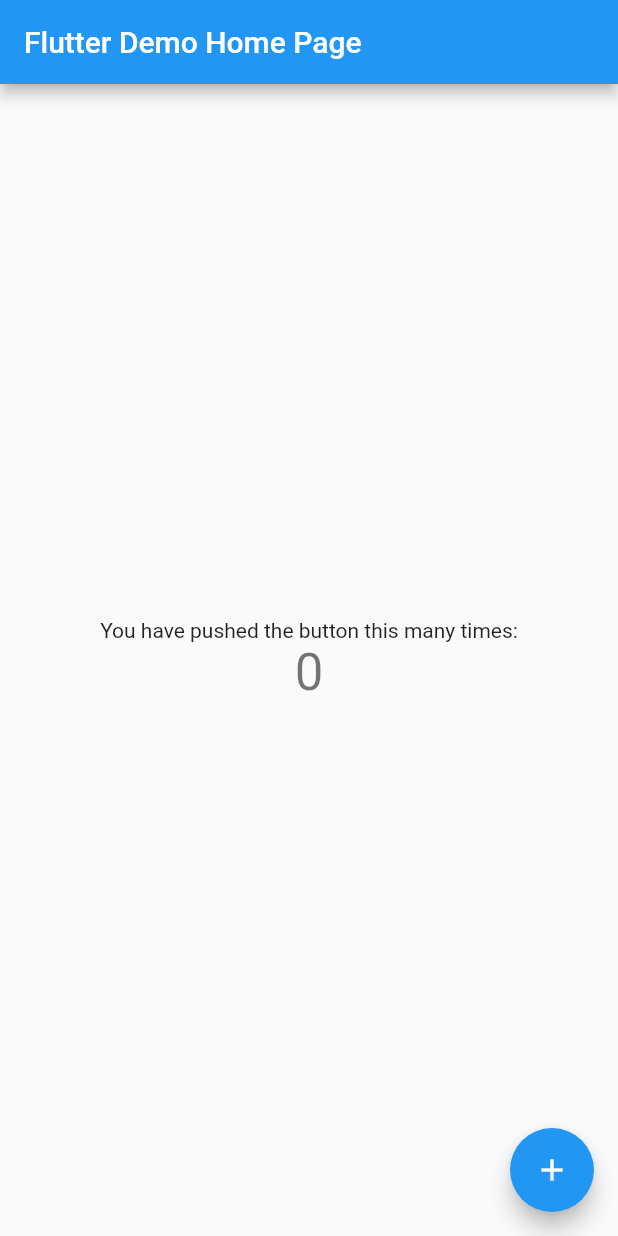
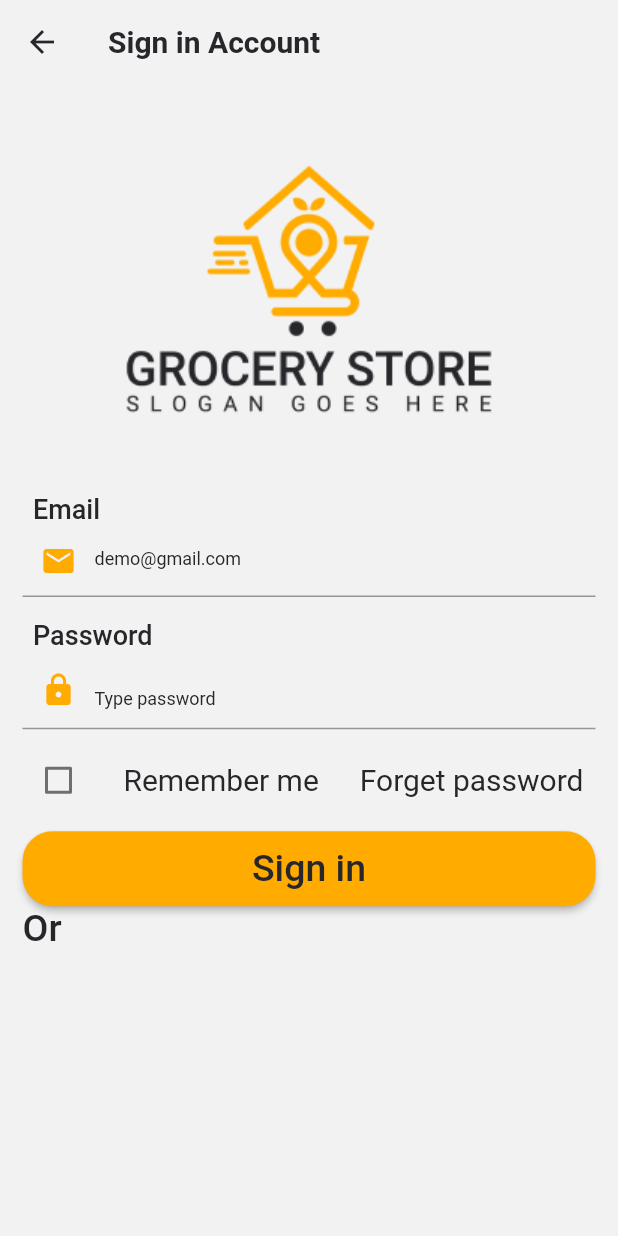
Before and after one commit to hridoycse197/druto_shop-new, a Flutter app: the screen it shows after launch, on a phone screen of 412 x 824 dp. Run offline on Flutter 3.47's test engine with Material 2 defaults, Android fonts, the light colour scheme and no system bars; our stand-ins replace get.

Commit message:
auth page, color class, assets added

```diff
--- a/lib/main.dart
+++ b/lib/main.dart
@@ -1,115 +1,35 @@
+import 'package:druto_shop/pages/auth_pages/signin_page.dart';
 import 'package:flutter/material.dart';
+import 'package:flutter/services.dart';
+import 'package:get/get.dart';
 
 void main() {
+  SystemChrome.setPreferredOrientations(
+    [
+      DeviceOrientation.portraitUp,
+    ],
+  );
+  SystemChrome.setSystemUIOverlayStyle(
+    const SystemUiOverlayStyle(
+      statusBarColor: Colors.transparent,
+    ),
+  );
   runApp(const MyApp());
 }
 
 class MyApp extends StatelessWidget {
   const MyApp({Key? key}) : super(key: key);
 
-  // This widget is the root of your application.
   @override
   Widget build(BuildContext context) {
-    return MaterialApp(
-      title: 'Flutter Demo',
+    return GetMaterialApp(
+      debugShowCheckedModeBanner: false,
+      title: 'Flutter Grocery App',
       theme: ThemeData(
-        // This is the theme of your application.
-        //
-        // Try running your application with "flutter run". You'll see the
-        // application has a blue toolbar. Then, without quitting the app, try
-        // changing the primarySwatch below to Colors.green and then invoke
-        // "hot reload" (press "r" in the console where you ran "flutter run",
-        // or simply save your changes to "hot reload" in a Flutter IDE).
-        // Notice that the counter didn't reset back to zero; the application
-        // is not restarted.
+        fontFamily: 'Roboto',
         primarySwatch: Colors.blue,
       ),
-      home: const MyHomePage(title: 'Flutter Demo Home Page'),
+      home: SignInPage(),
     );
   }
 }
-
-class MyHomePage extends StatefulWidget {
-  const MyHomePage({Key? key, required this.title}) : super(key: key);
-
-  // This widget is the home page of your application. It is stateful, meaning
-  // that it has a State object (defined below) that contains fields that affect
-  // how it looks.
-
-  // This class is the configuration for the state. It holds the values (in this
-  // case the title) provided by the parent (in this case the App widget) and
-  // used by the build method of the State. Fields in a Widget subclass are
-  // always marked "final".
-
-  final String title;
-
-  @override
-  State<MyHomePage> createState() => _MyHomePageState();
-}
-
-class _MyHomePageState extends State<MyHomePage> {
-  int _counter = 0;
-
-  void _incrementCounter() {
-    setState(() {
-      // This call to setState tells the Flutter framework that something has
-      // changed in this State, which causes it to rerun the build method below
-      // so that the display can reflect the updated values. If we changed
-      // _counter without calling setState(), then the build method would not be
-      // called again, and so nothing would appear to happen.
-      _counter++;
-    });
-  }
-
-  @override
-  Widget build(BuildContext context) {
-    // This method is rerun every time setState is called, for instance as done
-    // by the _incrementCounter method above.
-    //
-    // The Flutter framework has been optimized to make rerunning build methods
-    // fast, so that you can just rebuild anything that needs updating rather
-    // than having to individually change instances of widgets.
-    return Scaffold(
-      appBar: AppBar(
-        // Here we take the value from the MyHomePage object that was created by
-        // the App.build method, and use it to set our appbar title.
-        title: Text(widget.title),
-      ),
-      body: Center(
-        // Center is a layout widget. It takes a single child and positions it
-        // in the middle of the parent.
-        child: Column(
-          // Column is also a layout widget. It takes a list of children and
-          // arranges them vertically. By default, it sizes itself to fit its
-          // children horizontally, and tries to be as tall as its parent.
-          //
-          // Invoke "debug painting" (press "p" in the console, choose the
-          // "Toggle Debug Paint" action from the Flutter Inspector in Android
-          // Studio, or the "Toggle Debug Paint" command in Visual Studio Code)
-          // to see the wireframe for each widget.
-          //
-          // Column has various properties to control how it sizes itself and
-          // how it positions its children. Here we use mainAxisAlignment to
-          // center the children vertically; the main axis here is the vertical
-          // axis because Columns are vertical (the cross axis would be
-          // horizontal).
-          mainAxisAlignment: MainAxisAlignment.center,
-          children: <Widget>[
-            const Text(
-              'You have pushed the button this many times:',
-            ),
-            Text(
-              '$_counter',
-              style: Theme.of(context).textTheme.headline4,
-            ),
-          ],
-        ),
-      ),
-      floatingActionButton: FloatingActionButton(
-        onPressed: _incrementCounter,
-        tooltip: 'Increment',
-        child: const Icon(Icons.add),
-      ), // This trailing comma makes auto-formatting nicer for build methods.
-    );
-  }
-}
--- /dev/null
+++ b/lib/pages/auth_pages/signin_page.dart
@@ -0,0 +1,174 @@
+import 'package:druto_shop/shared/styles/colors.dart';
+import 'package:flutter/cupertino.dart';
+import 'package:flutter/material.dart';
+
+class SignInPage extends StatelessWidget {
+  final TextEditingController emailController = TextEditingController();
+  final TextEditingController passwordController = TextEditingController();
+  bool checked = false;
+  final imagePath = 'assets/images/';
+
+  SignInPage({Key? key}) : super(key: key);
+
+  @override
+  Widget build(BuildContext context) {
+    return Scaffold(
+      backgroundColor: ColorResources.BACKGROUND_COLOR,
+      appBar: AppBar(
+        elevation: 0.0,
+        backgroundColor: ColorResources.BACKGROUND_COLOR,
+        title: const Text(
+          'Sign in Account',
+          style: TextStyle(
+              fontSize: 20,
+              fontWeight: FontWeight.w700,
+              color: ColorResources.BUTTON_TEXT_COLOR),
+        ),
+        leading: const Icon(
+          Icons.arrow_back,
+          color: ColorResources.BUTTON_TEXT_COLOR,
+        ),
+      ),
+      body: SingleChildScrollView(
+        child: Column(
+          mainAxisAlignment: MainAxisAlignment.center,
+          crossAxisAlignment: CrossAxisAlignment.center,
+          children: [
+            Image.asset(
+              imagePath + 'app_logo.png',
+            ),
+            Padding(
+              padding: const EdgeInsets.symmetric(horizontal: 15.0),
+              child: Column(
+                //mainAxisAlignment: MainAxisAlignment.center,
+                crossAxisAlignment: CrossAxisAlignment.start,
+                children: [
+                  const Padding(
+                    padding: EdgeInsets.only(left: 07.0),
+                    child: Text(
+                      "Email",
+                      style: TextStyle(
+                        fontSize: 18.0,
+                        color: ColorResources.BUTTON_TEXT_COLOR,
+                        fontWeight: FontWeight.w500,
+                      ),
+                    ),
+                  ),
+                  TextFormField(
+                    keyboardType: TextInputType.emailAddress,
+                    controller: emailController,
+                    decoration: const InputDecoration(
+                      hintText: "demo@gmail.com",
+                      hintStyle: TextStyle(
+                        color: ColorResources.BUTTON_TEXT_COLOR,
+                        fontSize: 12,
+                      ),
+                      fillColor: Colors.white,
+                      prefixIcon: Icon(
+                        Icons.email,
+                        color: ColorResources.PRIMARY_COLOR,
+                        //size: 20,
+                      ),
+                    ),
+                  ),
+                  const SizedBox(
+                    height: 15.0,
+                  ),
+                  const Padding(
+                    padding: EdgeInsets.only(left: 07.0),
+                    child: Text(
+                      "Password",
+                      style: TextStyle(
+                        fontSize: 18.0,
+                        color: ColorResources.BUTTON_TEXT_COLOR,
+                        fontWeight: FontWeight.w500,
+                      ),
+                    ),
+                  ),
+                  TextFormField(
+                    controller: passwordController,
+                    obscureText: true,
+                    decoration: const InputDecoration(
+                      hintText: "Type password",
+                      hintStyle: TextStyle(
+                        color: ColorResources.BUTTON_TEXT_COLOR,
+                        fontSize: 12,
+                      ),
+                      prefixIcon: Icon(
+                        Icons.lock,
+                        color: ColorResources.PRIMARY_COLOR,
+                        //size: 20,
+                      ),
+                      suffix: Icon(Icons.visibility),
+                    ),
+                  ),
+                  const SizedBox(
+                    height: 10.0,
+                  ),
+                  Row(
+                    mainAxisAlignment: MainAxisAlignment.spaceBetween,
+                    children: [
+                      Checkbox(
+                        value: checked,
+                        onChanged: (value) {},
+                      ),
+                      const Text(
+                        'Remember me',
+                        style: TextStyle(
+                          fontSize: 20,
+                          fontWeight: FontWeight.w400,
+                          color: ColorResources.BUTTON_TEXT_COLOR,
+                        ),
+                      ),
+                      TextButton(
+                        child: const Text(
+                          'Forget password',
+                          style: TextStyle(
+                            fontSize: 20,
+                            fontWeight: FontWeight.w400,
+                            color: ColorResources.BUTTON_TEXT_COLOR,
+                          ),
+                        ),
+                        onPressed: () {},
+                      ),
+                    ],
+                  ),
+                  const SizedBox(
+                    height: 10.0,
+                  ),
+                  ElevatedButton(
+                    style: ElevatedButton.styleFrom(
+                      shape: RoundedRectangleBorder(
+                        borderRadius: BorderRadius.circular(20.0),
+                      ),
+                      primary: ColorResources.PRIMARY_COLOR,
+                      minimumSize: const Size(double.infinity, 50.0),
+                    ),
+                    onPressed: () {},
+                    child: const Text(
+                      "Sign in",
+                      style: TextStyle(
+                        color: ColorResources.BUTTON_TEXT_COLOR,
+                        fontSize: 25.0,
+                        fontWeight: FontWeight.w500,
+                      ),
+                    ),
+                  ),
+                  const Text(
+                    "Or",
+                    textAlign: TextAlign.center,
+                    style: TextStyle(
+                      color: ColorResources.BUTTON_TEXT_COLOR,
+                      fontSize: 25.0,
+                      fontWeight: FontWeight.w500,
+                    ),
+                  ),
+                ],
+              ),
+            ),
+          ],
+        ),
+      ),
+    );
+  }
+}
--- /dev/null
+++ b/lib/shared/styles/colors.dart
@@ -0,0 +1,31 @@
+import 'package:flutter/material.dart';
+
+class ColorResources {
+  static const Color PRIMARY_COLOR = Color(0xFFFFAB00);
+  static const Color SECONDARY_COLOR = Color(0xFF1B5C74);
+  static const Color BACKGROUND_COLOR = Color(0xffF2F2F2);
+  static const Color WORNING_COLOR = Color(0xffD80E09);
+  static const Color SUCCESS_COLOR = Color(0xff1DBF73);
+  static const Color BUTTON_TEXT_COLOR = Color(0xff27262B);
+  static const Color ICON_COLOR = Color(0xff27262B);
+  static const Color COLOR_GREEN = Color(0xFF91C200);
+  static const Color COLOR_GOSSIP = Color(0xFFA8CD8A);
+  static const Color OLD_ROSE = Color(0xFFCE3152);
+  static const Color COLOR_YELLOW = Color(0xFFF9DC5C);
+  static const Color COLOR_PARIS_DAISY = Color(0xffFCDE52);
+  static const Color COLOR_PRIMARY_DEEP = Color(0xff533C6C);
+  static const Color COLOR_PRIMARY_LIGHT = Color(0xff714B89);
+  static const Color COLOR_PRIMARY_KIMBERLY = Color(0xff66688F);
+  static const Color COLOR_BLACK = Color(0xff2C2C2C);
+  static const Color COLOR_GRAY = Color(0xff6E6E6E);
+  static const Color COLOR_VICTORIA = Color(0xff4A4B81);
+  static const Color COLOR_WHITE = Color(0xffFFFFFF);
+  static const Color COLOR_WHITE_SMOKE = Color(0xffF4F4F4);
+
+  static const Color COLOR_LOGAN = Color(0xff9C9EB9);
+  static const Color COLOR_RED = Color(0xffD92D4D);
+  static const Color COLOR_BUTTON = Color(0xff754D7F);
+  static const Color PRIMARY_DEEP = Color(0xFF392055);
+  static const Color DIVIDER_COLOR = Color(0xFFE1E1E8);
+  static const Color OFF_BG = Color(0xFF819C39);
+}
```
Also changed, not shown: pubspec.yaml (+15 -13 lines), assets/fonts/Roboto-Bold.ttf (added), assets/fonts/Roboto-Light.ttf (added), assets/fonts/Roboto-Medium.ttf (added), assets/fonts/Roboto-Regular.ttf (added), assets/images/app_logo.png (added), lib/shared/styles/dimensions.dart (added), pubspec.lock, 2 other files.
